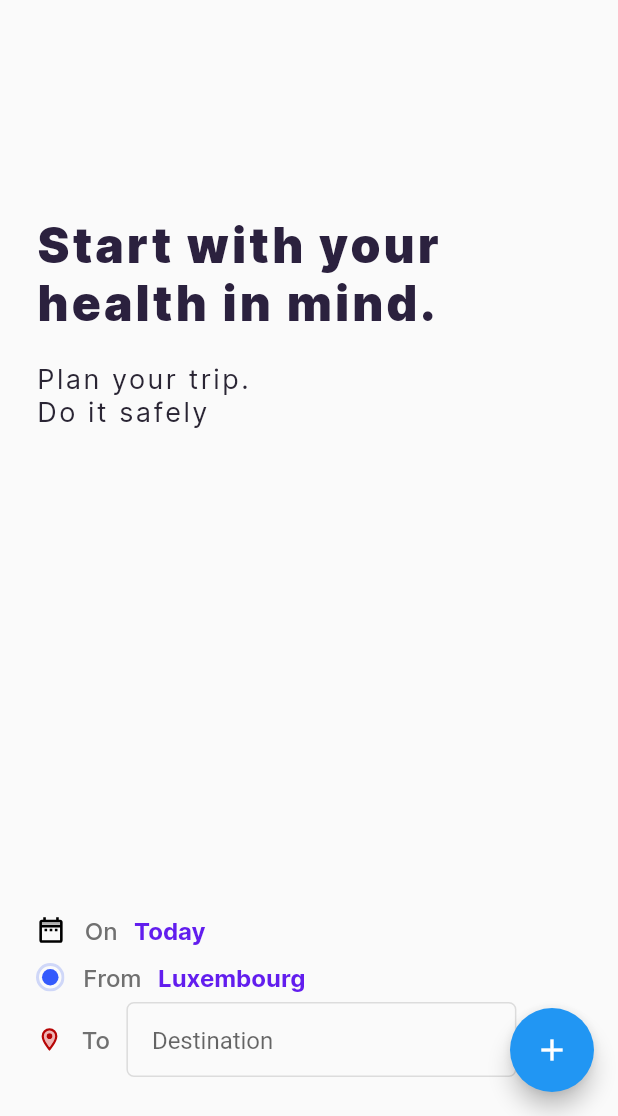
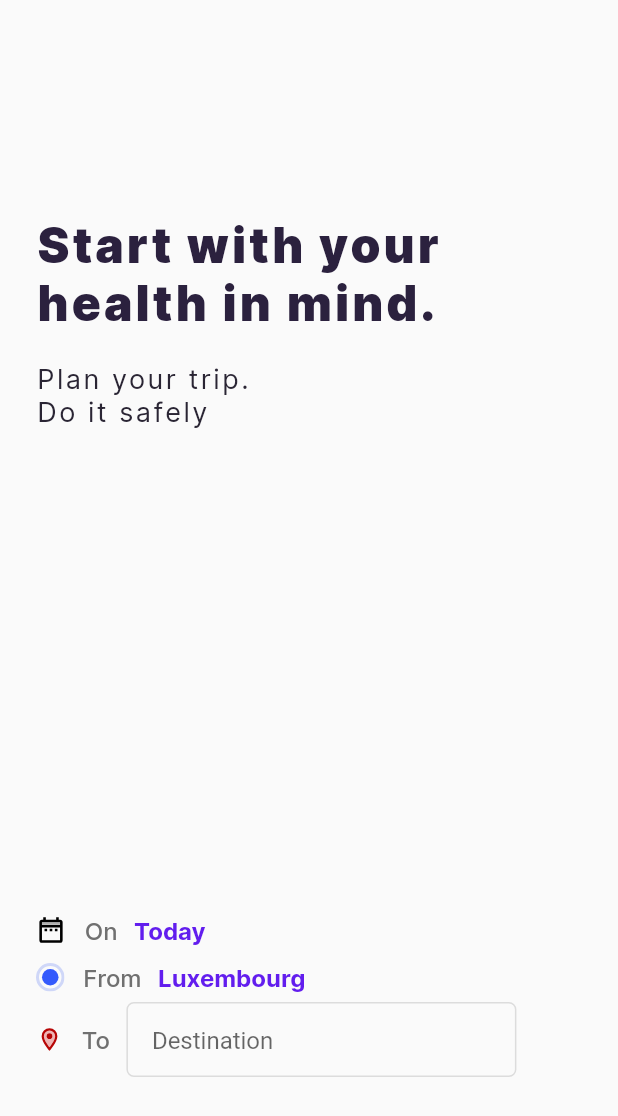
Before and after one commit to slavic18/travelfy, a Flutter app: the screen it shows after launch, on a phone screen of 412 x 824 dp, the part 120-1236 px from its top. Run offline on Flutter 3.47's test engine with Material 2 defaults, Android fonts, the phone set to English and light mode, and no system bars; our stand-ins replace flutter_svg.

Commit message:
remove unused button

```diff
--- a/lib/main.dart
+++ b/lib/main.dart
@@ -232,41 +232,6 @@ class _MyHomePageState extends State<MyHomePage> {
           ],
         ),
       ),
-      floatingActionButton: FloatingActionButton(
-        onPressed: _incrementCounter,
-        tooltip: 'Increment',
-        child: Icon(Icons.add),
-      ), // This trailing comma makes auto-formatting nicer for build methods.
     );
   }
 }
-
-// Center(
-// // Center is a layout widget. It takes a single child and positions it
-// // in the middle of the parent.
-// child: Column(
-// // Column is also a layout widget. It takes a list of children and
-// // arranges them vertically. By default, it sizes itself to fit its
-// // children horizontally, and tries to be as tall as its parent.
-// //
-// // Invoke "debug painting" (press "p" in the console, choose the
-// // "Toggle Debug Paint" action from the Flutter Inspector in Android
-// // Studio, or the "Toggle Debug Paint" command in Visual Studio Code)
-// // to see the wireframe for each widget.
-// //
-// // Column has various properties to control how it sizes itself and
-// // how it positions its children. Here we use mainAxisAlignment to
-// // center the children vertically; the main axis here is the vertical
-// // axis because Columns are vertical (the cross axis would be
-// // horizontal).
-// mainAxisAlignment: MainAxisAlignment.center,
-// children: <Widget>[
-// image,
-// Text(
-// 'You have pushed the button this m22313a2ny times:',
-// ),
-// Text(
-// '$_counter',
-// style: Theme.of(context).textTheme.headline4,
-// ),
-// ],
```
